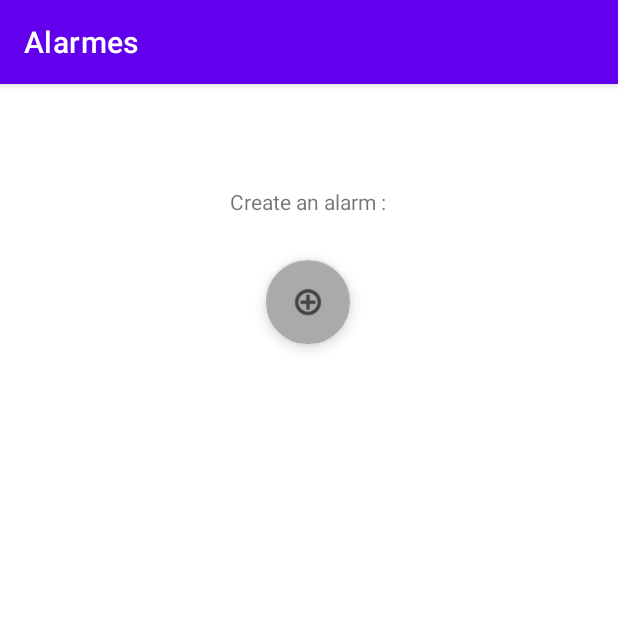
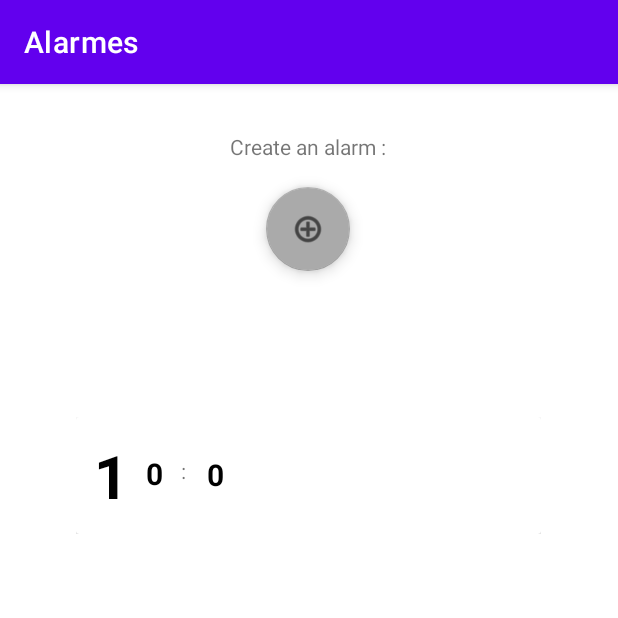
Before and after one commit to lucas-mdrdn/GITHUB_DMOB, an Android app: the CreateAlarm screen opened directly, with no data from a screen before it, after a tap on "TODO", on a phone screen of 412 x 824 dp, the top half of it. Run offline under Robolectric (Android 15) with nearby library versions, the phone set to English and light mode, and no system bars.

Commit message:
ajout base de donnnees

```diff
--- a/DMOB/app/src/main/java/android/example/dmob/CreateAlarm.java
+++ b/DMOB/app/src/main/java/android/example/dmob/CreateAlarm.java
@@ -47,6 +47,10 @@ public class CreateAlarm extends AppCompatActivity implements TimePickerDialog.O
     TextView PosX, PosY;//Pour la localisation
     FusedLocationProviderClient fusedLocationProviderClient;//Pour la localisation
 
+    int Hour;
+    int Minute;
+    Button saveBtn;
+
 
     TextView mTextView;//Pour l'alarm
 
@@ -63,6 +67,17 @@ public class CreateAlarm extends AppCompatActivity implements TimePickerDialog.O
         fusedLocationProviderClient = LocationServices.getFusedLocationProviderClient(this);
 
         mTextView = findViewById(R.id.textview1);
+
+        saveBtn = findViewById(R.id.buttonSave);
+        saveBtn.setOnClickListener(new View.OnClickListener() {
+            @Override
+            public void onClick(View view) {
+                MyDatabase myDB = new MyDatabase(CreateAlarm.this);
+                String latitude = PosX.getText().toString();
+                String longitude = PosX.getText().toString();
+                myDB.addAlarm(Hour, Minute, latitude, longitude);
+            }
+        });
 
 
         getFragmentManager().beginTransaction().replace(R.id.fragment, new RingtonePreference()).commit();
@@ -112,7 +127,7 @@ public class CreateAlarm extends AppCompatActivity implements TimePickerDialog.O
                     try {
                         Geocoder geocoder = new Geocoder(CreateAlarm.this, Locale.getDefault());
                         List<Address> adresses = geocoder.getFromLocation(location.getLatitude(), location.getLongitude(), 1);
-                        PosX.setText(String.valueOf(adresses.get(0).getLatitude()));
+//                        PosX.setText(String.valueOf(adresses.get(0).getLatitude()));
                         PosX.setText(Html.fromHtml("<font color='2#6200EE'><b>Latitude :</b><br></font>" + adresses.get(0).getLatitude()));
                         PosY.setText(Html.fromHtml("<font color='2#6200EE'><b>Longitude :</b><br></font>" + adresses.get(0).getLongitude()));
                     } catch (IOException e) {
@@ -135,6 +150,8 @@ public class CreateAlarm extends AppCompatActivity implements TimePickerDialog.O
         calendar.set(Calendar.HOUR_OF_DAY, hourOfDay);
         calendar.set(Calendar.MINUTE, minute);
         calendar.set(Calendar.SECOND, 0);
+        Hour = hourOfDay;
+        Minute = minute;
 
         updateTimeText(calendar);
         startAlarm(calendar);
--- /dev/null
+++ b/DMOB/app/src/main/java/android/example/dmob/CustomAdapter.java
@@ -0,0 +1,56 @@
+package android.example.dmob;
+
+import android.content.Context;
+import android.view.LayoutInflater;
+import android.view.View;
+import android.view.ViewGroup;
+import android.widget.TextView;
+
+import androidx.annotation.NonNull;
+import androidx.recyclerview.widget.RecyclerView;
+
+import java.util.ArrayList;
+
+public class CustomAdapter extends RecyclerView.Adapter<CustomAdapter.MyViewHolder>{
+
+    Context context;
+    ArrayList alarm_id, alarm_hour, alarm_minute;
+
+    CustomAdapter(Context context, ArrayList alarm_id, ArrayList alarm_hour, ArrayList alarm_minute){
+        this.context = context;
+        this.alarm_id = alarm_id;
+        this.alarm_hour = alarm_hour;
+        this.alarm_minute = alarm_minute;
+    }
+    @NonNull
+    @Override
+    public MyViewHolder onCreateViewHolder(@NonNull ViewGroup parent, int viewType) {
+        LayoutInflater inflater = LayoutInflater.from(context);
+        View view = inflater.inflate(R.layout.my_row, parent, false);
+        return new MyViewHolder(view);
+    }
+
+    @Override
+    public void onBindViewHolder(@NonNull MyViewHolder holder, int position) {
+        holder.alarm_id_txt.setText(String.valueOf(alarm_id.get(position)));
+        holder.alarm_hour_txt.setText(String.valueOf(alarm_hour.get(position)));
+        holder.alarm_minute_txt.setText(String.valueOf(alarm_minute.get(position)));
+    }
+
+    @Override
+    public int getItemCount() {
+        return alarm_id.size();
+    }
+
+    public class MyViewHolder extends RecyclerView.ViewHolder {
+
+        TextView alarm_id_txt, alarm_hour_txt, alarm_minute_txt;
+
+        public MyViewHolder(@NonNull View itemView) {
+            super(itemView);
+            alarm_id_txt = itemView.findViewById(R.id.alarm_id_txt);
+            alarm_hour_txt = itemView.findViewById(R.id.alarm_hour_txt);
+            alarm_minute_txt = itemView.findViewById(R.id.alarm_minute_txt);
+        }
+    }
+}
--- a/DMOB/app/src/main/java/android/example/dmob/MainActivity.java
+++ b/DMOB/app/src/main/java/android/example/dmob/MainActivity.java
@@ -1,18 +1,62 @@
 package android.example.dmob;
 
 import androidx.appcompat.app.AppCompatActivity;
+import androidx.recyclerview.widget.LinearLayoutManager;
+import androidx.recyclerview.widget.RecyclerView;
 
 import android.content.Intent;
+import android.database.Cursor;
 import android.os.Bundle;
 import android.view.View;
+import android.widget.Toast;
+
+import java.util.ArrayList;
 
 public class MainActivity extends AppCompatActivity {
+
+    RecyclerView recyclerView;
+
+    MyDatabase myDatabase;
+    ArrayList<String> alarm_id, alarm_hour, alarm_minute, alarm_latitude, alarm_longitude;
+    CustomAdapter customAdapter;
 
     @Override
     protected void onCreate(Bundle savedInstanceState) {
         super.onCreate(savedInstanceState);
         setContentView(R.layout.activity_main);
+
+        recyclerView = findViewById(R.id.recyclerView);
+
+        myDatabase = new MyDatabase(MainActivity.this);
+        alarm_id = new ArrayList<>();
+        alarm_hour = new ArrayList<>();
+        alarm_minute = new ArrayList<>();
+        alarm_latitude = new ArrayList<>();
+        alarm_longitude = new ArrayList<>();
+
+        storeDataInArrays();
+
+        customAdapter = new CustomAdapter(MainActivity.this, alarm_id, alarm_hour, alarm_minute);
+        recyclerView.setAdapter(customAdapter);
+        recyclerView.setLayoutManager(new LinearLayoutManager(MainActivity.this));
     }
+
+    void storeDataInArrays(){
+        Cursor cursor = myDatabase.readAllData();
+        if (cursor.getCount() == 0){
+            Toast.makeText(this, "No alarms yet", Toast.LENGTH_SHORT).show();
+        }
+        else {
+            while (cursor.moveToNext()){
+                alarm_id.add(cursor.getString(0));
+                alarm_hour.add(cursor.getString(1));
+                alarm_minute.add(cursor.getString(2));
+                alarm_latitude.add(cursor.getString(3));
+                alarm_longitude.add(cursor.getString(4));
+            }
+        }
+    }
+
 
     public void launchCreateAlarm(View v){
         Intent i = new Intent(this, CreateAlarm.class);
--- a/DMOB/app/src/main/java/android/example/dmob/MyDatabase.java
+++ b/DMOB/app/src/main/java/android/example/dmob/MyDatabase.java
@@ -1,8 +1,12 @@
 package android.example.dmob;
 
+import android.content.ContentValues;
 import android.content.Context;
+import android.database.Cursor;
 import android.database.sqlite.SQLiteDatabase;
 import android.database.sqlite.SQLiteOpenHelper;
+import android.widget.TextView;
+import android.widget.Toast;
 
 import androidx.annotation.Nullable;
 
@@ -15,9 +19,9 @@ public class MyDatabase extends SQLiteOpenHelper {
     private static final String COLUMN_ID = "_id";
     private static final String COLUMN_HOUR = "Hour";
     private static final String COLUMN_MINUTE = "Minute";
-    private static final String COLUMN_LATITUDE = "Latitude";//BOOK TITLE CHEZ LUI
-    private static final String COLUMN_LONGITUDE = "Longitude";//BOOK AUTHOR CHEZ LUI
-    private static final String COLUMN_RINGTONE = "Ringtone";//BOOK PAGES CHEZ LUI
+    private static final String COLUMN_LATITUDE = "Latitude";
+    private static final String COLUMN_LONGITUDE = "Longitude";
+    private static final String COLUMN_RINGTONE = "Ringtone";
 
 
     public MyDatabase(@Nullable Context context) {
@@ -32,8 +36,8 @@ public class MyDatabase extends SQLiteOpenHelper {
                         " (" + COLUMN_ID + " INTEGER PRIMARY KEY AUTOINCREMENT, " +
                         COLUMN_HOUR + " INTEGER, " +
                         COLUMN_MINUTE + " INTEGER, " +
-                        COLUMN_LATITUDE + " FLOAT, " +
-                        COLUMN_LONGITUDE + " FLOAT);";
+                        COLUMN_LATITUDE + " TEXT, " +
+                        COLUMN_LONGITUDE + " TEXT);";
         db.execSQL(query);
     }
 
@@ -42,4 +46,32 @@ public class MyDatabase extends SQLiteOpenHelper {
         db.execSQL("DROP TABLE IF EXISTS " + TABLE_NAME);
         onCreate(db);
     }
+
+    public void addAlarm(int hour, int minute, String latitude, String longitude){
+        SQLiteDatabase db = this.getWritableDatabase();
+        ContentValues cv = new ContentValues();
+
+        cv.put(COLUMN_HOUR, hour);
+        cv.put(COLUMN_MINUTE, minute);
+        cv.put(COLUMN_LATITUDE, String.valueOf(latitude));
+        cv.put(COLUMN_LONGITUDE, String.valueOf(longitude));
+        long result = db.insert(TABLE_NAME, null, cv);
+        if (result == -1){
+            Toast.makeText(context, "Failed", Toast.LENGTH_SHORT).show();
+        }
+        else {
+            Toast.makeText(context, "Added Successfully!", Toast.LENGTH_SHORT).show();
+        }
+    }
+
+    Cursor readAllData(){
+        String query = "SELECT * FROM " + TABLE_NAME;
+        SQLiteDatabase db = this.getReadableDatabase();
+
+        Cursor cursor = null;
+        if (db != null){
+            cursor = db.rawQuery(query, null);
+        }
+        return cursor;
+    }
 }
--- a/DMOB/app/src/main/res/layout/activity_create_alarm.xml
+++ b/DMOB/app/src/main/res/layout/activity_create_alarm.xml
@@ -127,7 +127,7 @@
     </FrameLayout>
 
     <Button
-        android:id="@+id/buttonCheck"
+        android:id="@+id/buttonSave"
         android:layout_width="57dp"
         android:layout_height="40dp"
         android:textAlignment="center"
--- a/DMOB/app/src/main/res/layout/activity_main.xml
+++ b/DMOB/app/src/main/res/layout/activity_main.xml
@@ -19,7 +19,7 @@
         app:layout_constraintHorizontal_bias="0.498"
         app:layout_constraintStart_toStartOf="parent"
         app:layout_constraintTop_toTopOf="parent"
-        app:layout_constraintVertical_bias="0.165"
+        app:layout_constraintVertical_bias="0.096"
         app:srcCompat="@android:drawable/ic_menu_add"
         tools:ignore="MissingConstraints,SpeakableTextPresentCheck" />
 
@@ -35,18 +35,18 @@
         app:layout_constraintRight_toRightOf="parent"
         app:layout_constraintStart_toStartOf="parent"
         app:layout_constraintTop_toTopOf="parent"
-        app:layout_constraintVertical_bias="0.092" />
+        app:layout_constraintVertical_bias="0.043" />
 
     <androidx.recyclerview.widget.RecyclerView
         android:id="@+id/recyclerView"
-        android:layout_width="276dp"
-        android:layout_height="447dp"
+        android:layout_width="310dp"
+        android:layout_height="511dp"
         android:textAlignment="center"
         app:layout_constraintBottom_toBottomOf="parent"
         app:layout_constraintEnd_toEndOf="parent"
         app:layout_constraintHorizontal_bias="0.496"
         app:layout_constraintStart_toStartOf="parent"
-        app:layout_constraintTop_toTopOf="parent"
+        app:layout_constraintTop_toBottomOf="@+id/floatingActionButton4"
         app:layout_constraintVertical_bias="0.739" />
 
 
--- /dev/null
+++ b/DMOB/app/src/main/res/layout/my_row.xml
@@ -0,0 +1,71 @@
+<?xml version="1.0" encoding="utf-8"?>
+<LinearLayout xmlns:android="http://schemas.android.com/apk/res/android"
+    xmlns:app="http://schemas.android.com/apk/res-auto"
+    xmlns:tools="http://schemas.android.com/tools"
+    android:orientation="vertical"
+    android:layout_width="match_parent"
+    android:layout_height="wrap_content">
+
+    <androidx.cardview.widget.CardView
+        android:layout_width="match_parent"
+        android:layout_height="wrap_content" >
+
+        <androidx.constraintlayout.widget.ConstraintLayout
+            android:layout_width="match_parent"
+            android:layout_height="wrap_content"
+            android:padding="12dp">
+
+            <TextView
+                android:id="@+id/alarm_id_txt"
+                android:layout_width="wrap_content"
+                android:layout_height="wrap_content"
+                android:text="@string/_1"
+                android:textSize="40sp"
+                android:textStyle="bold"
+                android:textColor="#000"
+                app:layout_constraintBottom_toBottomOf="parent"
+                app:layout_constraintStart_toStartOf="parent"
+                app:layout_constraintTop_toTopOf="parent" />
+
+            <TextView
+                android:id="@+id/alarm_hour_txt"
+                android:layout_width="wrap_content"
+                android:layout_height="wrap_content"
+                android:layout_marginStart="12dp"
+                android:layout_marginTop="12dp"
+                android:text="@string/heure"
+                android:textAlignment="textEnd"
+                android:textColor="#000"
+                android:textSize="20sp"
+                android:textStyle="bold"
+                app:layout_constraintStart_toEndOf="@+id/alarm_id_txt"
+                app:layout_constraintTop_toTopOf="@+id/alarm_id_txt" />
+
+            <TextView
+                android:id="@+id/alarm_minute_txt"
+                android:layout_width="wrap_content"
+                android:layout_height="wrap_content"
+                android:layout_marginStart="4dp"
+                android:text="@string/alarm_minute"
+                android:textAlignment="textStart"
+                android:textColor="#000"
+                android:textSize="20sp"
+                android:textStyle="bold"
+                app:layout_constraintBottom_toBottomOf="parent"
+                app:layout_constraintStart_toEndOf="@+id/textView8"
+                app:layout_constraintTop_toTopOf="parent"
+                app:layout_constraintVertical_bias="0.47" />
+
+            <TextView
+                android:id="@+id/textView8"
+                android:layout_width="13dp"
+                android:layout_height="22dp"
+                android:layout_marginStart="12dp"
+                android:text="@string/deuxpoints"
+                app:layout_constraintBottom_toBottomOf="parent"
+                app:layout_constraintStart_toEndOf="@+id/alarm_hour_txt"
+                app:layout_constraintTop_toTopOf="parent"
+                app:layout_constraintVertical_bias="0.428" />
+        </androidx.constraintlayout.widget.ConstraintLayout>
+    </androidx.cardview.widget.CardView>
+</LinearLayout>
--- a/DMOB/app/src/main/res/values/strings.xml
+++ b/DMOB/app/src/main/res/values/strings.xml
@@ -24,4 +24,8 @@
     <string name="open_time_picker">Open time picker</string>
     <string name="stop_alarm">stop alarm</string>
     <string name="create_an_alarm">Create an alarm :</string>
+    <string name="_1">1</string>
+    <string name="heure">heure</string>
+    <string name="alarm_minute">alarm minute</string>
+    <string name="deuxpoints">:</string>
 </resources>
```
